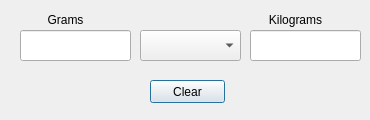
Old version of the form Units/weight.ui in the repository ITAAcademy/ITAInformator.
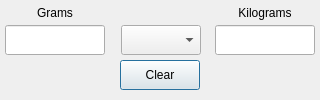
New version of the form.

Patch:
```diff
--- a/Units/weight.ui
+++ b/Units/weight.ui
@@ -6,8 +6,8 @@
    <rect>
     <x>0</x>
     <y>0</y>
-    <width>370</width>
-    <height>120</height>
+    <width>320</width>
+    <height>100</height>
    </rect>
   </property>
   <property name="windowTitle">
@@ -16,40 +16,40 @@
   <widget class="QLineEdit" name="lineEdit_W_right">
    <property name="geometry">
     <rect>
-     <x>250</x>
-     <y>30</y>
-     <width>111</width>
-     <height>31</height>
+     <x>215</x>
+     <y>25</y>
+     <width>100</width>
+     <height>30</height>
     </rect>
    </property>
   </widget>
   <widget class="QLineEdit" name="lineEdit_W_Left">
    <property name="geometry">
     <rect>
-     <x>20</x>
-     <y>30</y>
-     <width>111</width>
-     <height>31</height>
+     <x>5</x>
+     <y>25</y>
+     <width>100</width>
+     <height>30</height>
     </rect>
    </property>
   </widget>
   <widget class="QComboBox" name="comboBoxWeight">
    <property name="geometry">
     <rect>
-     <x>140</x>
-     <y>30</y>
-     <width>101</width>
-     <height>31</height>
+     <x>121</x>
+     <y>25</y>
+     <width>80</width>
+     <height>30</height>
     </rect>
    </property>
   </widget>
   <widget class="QLabel" name="label_Left">
    <property name="geometry">
     <rect>
-     <x>10</x>
-     <y>10</y>
-     <width>111</width>
-     <height>20</height>
+     <x>5</x>
+     <y>5</y>
+     <width>100</width>
+     <height>15</height>
     </rect>
    </property>
    <property name="text">
@@ -62,10 +62,10 @@
   <widget class="QLabel" name="label_Right">
    <property name="geometry">
     <rect>
-     <x>240</x>
-     <y>10</y>
-     <width>111</width>
-     <height>20</height>
+     <x>215</x>
+     <y>5</y>
+     <width>100</width>
+     <height>15</height>
     </rect>
    </property>
    <property name="text">
@@ -78,10 +78,10 @@
   <widget class="QPushButton" name="pushButton_ClearWeight">
    <property name="geometry">
     <rect>
-     <x>150</x>
-     <y>80</y>
-     <width>75</width>
-     <height>23</height>
+     <x>120</x>
+     <y>60</y>
+     <width>80</width>
+     <height>30</height>
     </rect>
    </property>
    <property name="text">
```
